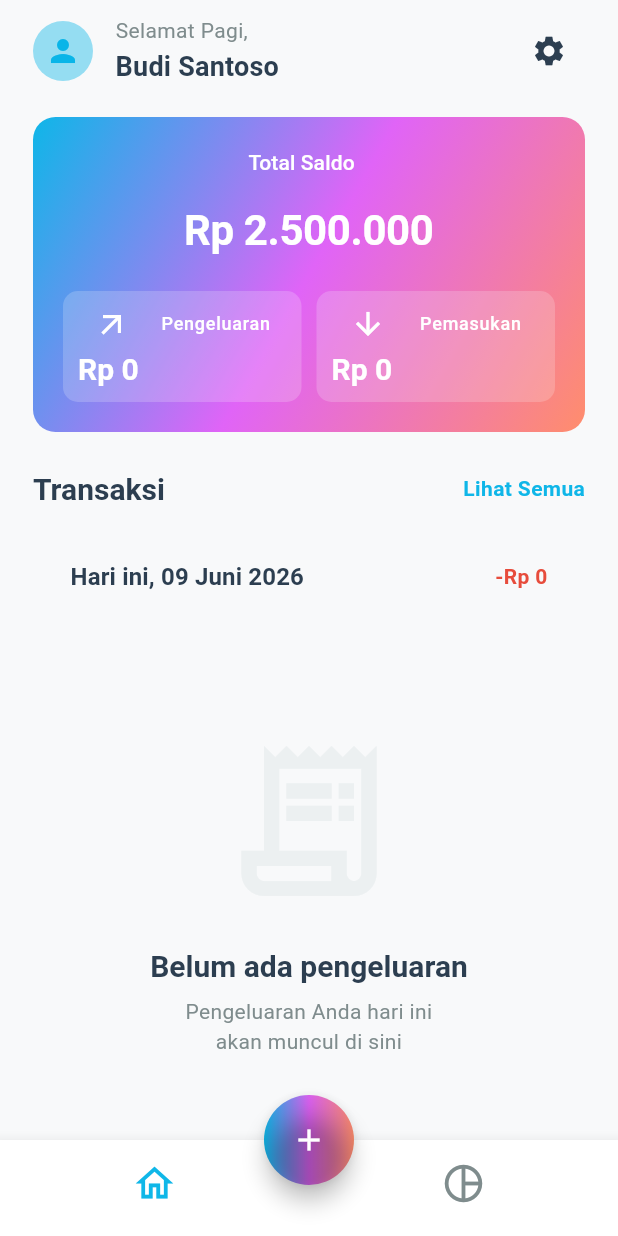
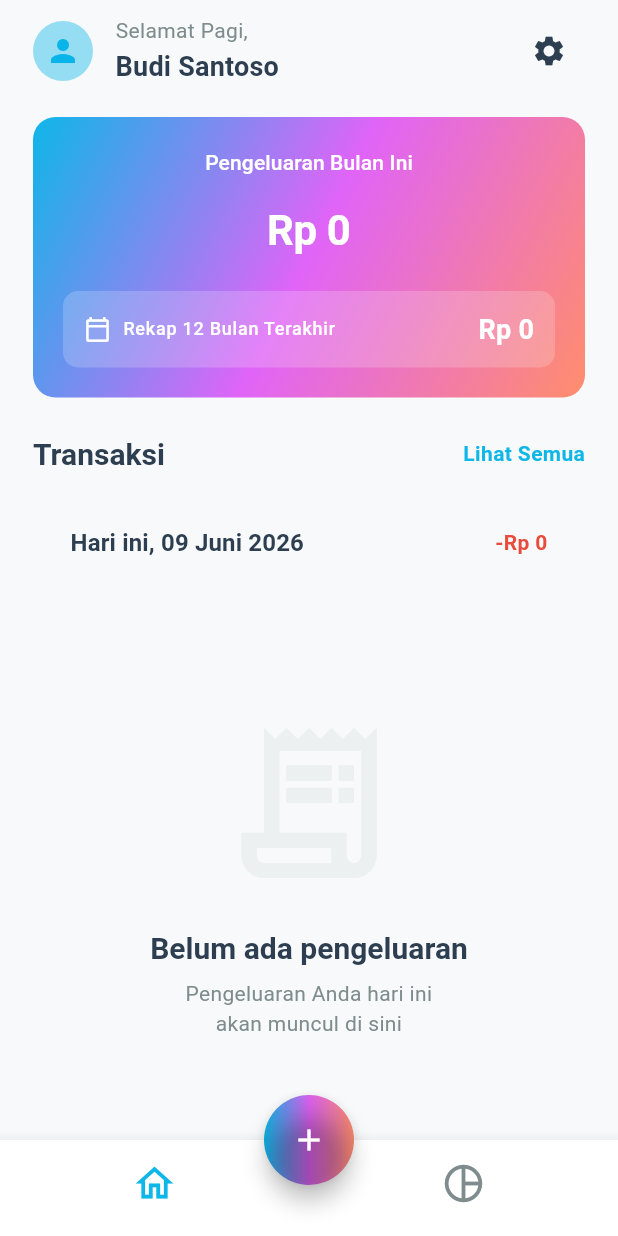
Before and after one commit to krisnaCIHUUUY/aplikasi_catatan_pengeluaran, a Flutter app: the screen it shows after launch, on a phone screen of 412 x 824 dp. Run offline on Flutter 3.47's test engine with Material 3 defaults, Android fonts, the phone set to English and light mode, and no system bars; our stand-ins replace cloud_firestore, firebase_core, fl_chart, flutter_bloc, go_router, toggle_switch; accounts and stored records are empty; generated files the repository leaves out were written again.

Commit message:
feat: SummaryCard tampilkan total pengeluaran bulan ini + rekap 12 bulan
- summary_card: hapus Saldo & Pemasukan hardcode; tampilkan pengeluaran
  bulan ini sebagai angka utama dan rekap 12 bulan terakhir sebagai
  stat sekunder
- home_screen: hitung monthlyTotal (bulan berjalan) & yearlyTotal
  (rolling 12 bulan) dari data yang sudah dimuat, tanpa query baru
- add_expense: ubah hint amount "$0" menjadi "Rp 0"

Co-Authored-By: Claude Opus 4.8 <noreply@anthropic.com>

```diff
--- a/expense_tracker_app/lib/screens/add_expense_page.dart
+++ b/expense_tracker_app/lib/screens/add_expense_page.dart
@@ -494,7 +494,7 @@ class _AddExpensePageState extends State<AddExpensePage> {
       keyboardType: TextInputType.number,
       style: textTheme.displayLarge?.copyWith(color: AppColors.textPrimary),
       decoration: InputDecoration(
-        hintText: "\$0",
+        hintText: "Rp 0",
         hintStyle: textTheme.displayLarge?.copyWith(
           color: AppColors.textSecondary.withValues(alpha: 0.5),
         ),
--- a/expense_tracker_app/lib/screens/home_screen.dart
+++ b/expense_tracker_app/lib/screens/home_screen.dart
@@ -38,19 +38,36 @@ class _HomeScreenState extends State<HomeScreen> {
         builder: (context, state) {
           List<Expense> allExpenses = [];
           List<Expense> todayExpenses = [];
-          double totalExpenses = 0.0;
+          double monthlyTotal = 0.0;
+          double yearlyTotal = 0.0;
 
           if (state is ExpenseLoaded) {
             allExpenses = state.expenses;
-            totalExpenses = state.totalAmount;
+
+            final today = DateTime.now();
 
             // Filter today's expenses
-            final today = DateTime.now();
             todayExpenses = allExpenses.where((expense) {
               return expense.date.year == today.year &&
                   expense.date.month == today.month &&
                   expense.date.day == today.day;
             }).toList();
+
+            // Total pengeluaran bulan kalender berjalan
+            monthlyTotal = allExpenses
+                .where(
+                  (e) =>
+                      e.date.year == today.year &&
+                      e.date.month == today.month,
+                )
+                .fold<double>(0.0, (sum, e) => sum + e.amount);
+
+            // Rekap 12 bulan terakhir (rolling): sejak tanggal yang sama
+            // satu tahun lalu hingga sekarang.
+            final cutoff = DateTime(today.year - 1, today.month, today.day);
+            yearlyTotal = allExpenses
+                .where((e) => e.date.isAfter(cutoff))
+                .fold<double>(0.0, (sum, e) => sum + e.amount);
           }
 
           return CustomScrollView(
@@ -106,9 +123,8 @@ class _HomeScreenState extends State<HomeScreen> {
               // 2. Summary Card
               SliverToBoxAdapter(
                 child: SummaryCard(
-                  saldo: 2500000.0,
-                  pengeluaran: totalExpenses,
-                  pemasukan: 0.0,
+                  monthlyTotal: monthlyTotal,
+                  yearlyTotal: yearlyTotal,
                 ),
               ),
 
--- a/expense_tracker_app/lib/widgets/summary_card.dart
+++ b/expense_tracker_app/lib/widgets/summary_card.dart
@@ -3,32 +3,31 @@ import 'package:flutter/material.dart';
 import 'package:intl/intl.dart';
 
 class SummaryCard extends StatelessWidget {
-  final double saldo;
-  final double pengeluaran;
-  final double pemasukan;
+  final double monthlyTotal; // pengeluaran bulan kalender berjalan
+  final double yearlyTotal; // pengeluaran 12 bulan terakhir (rolling)
   const SummaryCard({
     super.key,
-    required this.saldo,
-    required this.pengeluaran,
-    required this.pemasukan,
+    required this.monthlyTotal,
+    required this.yearlyTotal,
   });
+
+  static final _currencyFormat = NumberFormat.currency(
+    locale: 'id_ID',
+    symbol: 'Rp ',
+    decimalDigits: 0,
+  );
 
   @override
   Widget build(BuildContext context) {
     final textTheme = Theme.of(context).textTheme;
 
-    // final percentage = saldo > 0 ? (pengeluaran / saldo) * 100 : 0.0;
-
-    final remainingSaldo = saldo - pengeluaran;
-
     return Padding(
       padding: const EdgeInsets.symmetric(horizontal: 22.0),
       child: Container(
-        padding: EdgeInsets.all(20),
+        padding: const EdgeInsets.all(20),
         width: double.infinity,
         decoration: BoxDecoration(
-          // color: AppColors.primary,
-          gradient: LinearGradient(
+          gradient: const LinearGradient(
             colors: [
               AppColors.primary,
               AppColors.secondary,
@@ -42,115 +41,57 @@ class SummaryCard extends StatelessWidget {
         child: Column(
           crossAxisAlignment: CrossAxisAlignment.center,
           children: [
-            Row(
-              mainAxisAlignment: MainAxisAlignment.center,
-              children: [
             Text(
-                  "Total Saldo",
+              "Pengeluaran Bulan Ini",
               style: textTheme.titleSmall?.copyWith(color: Colors.white),
             ),
-                SizedBox(width: 10),
-                // Icon(Icons.money_rounded, color: Colors.white),
-              ],
-            ),
-
-            SizedBox(height: 20),
+            const SizedBox(height: 20),
             Text(
-              NumberFormat.currency(
-                locale: 'id_ID',
-                symbol: 'Rp ',
-                decimalDigits: 0,
-              ).format(remainingSaldo),
+              _currencyFormat.format(monthlyTotal),
               style: textTheme.displayLarge?.copyWith(
                 color: Colors.white,
                 fontWeight: FontWeight.bold,
               ),
             ),
-            SizedBox(height: 25),
-            Row(
-              spacing: 10,
-              children: [
-                Expanded(
-                  child: Container(
-                    padding: EdgeInsets.symmetric(vertical: 10),
+            const SizedBox(height: 25),
+            Container(
+              width: double.infinity,
+              padding: const EdgeInsets.symmetric(
+                horizontal: 14,
+                vertical: 12,
+              ),
               decoration: BoxDecoration(
                 borderRadius: BorderRadius.circular(10),
                 color: AppColors.background.withValues(alpha: 0.2),
               ),
-                    child: Column(
-                      crossAxisAlignment: CrossAxisAlignment.start,
+              child: Row(
+                mainAxisAlignment: MainAxisAlignment.spaceBetween,
                 children: [
                   Row(
-                          mainAxisAlignment: MainAxisAlignment.spaceEvenly,
                     children: [
-                            Icon(Icons.arrow_outward, color: Colors.white),
+                      const Icon(
+                        Icons.calendar_today_outlined,
+                        color: Colors.white,
+                        size: 18,
+                      ),
+                      const SizedBox(width: 8),
                       Text(
-                              "Pengeluaran",
+                        "Rekap 12 Bulan Terakhir",
                         style: textTheme.labelMedium?.copyWith(
                           color: Colors.white,
                         ),
                       ),
                     ],
                   ),
-                        SizedBox(height: 5),
-                        Padding(
-                          padding: const EdgeInsets.only(left: 10),
-                          child: Text(
-                            NumberFormat.currency(
-                              locale: 'id_ID',
-                              symbol: 'Rp ',
-                              decimalDigits: 0,
-                            ).format(pengeluaran),
-                            style: textTheme.titleLarge?.copyWith(
+                  Text(
+                    _currencyFormat.format(yearlyTotal),
+                    style: textTheme.titleMedium?.copyWith(
                       color: Colors.white,
-                            ),
+                      fontWeight: FontWeight.w600,
                     ),
                   ),
                 ],
               ),
-                  ),
-                ),
-                Expanded(
-                  child: Container(
-                    padding: EdgeInsets.symmetric(vertical: 10),
-                    decoration: BoxDecoration(
-                      borderRadius: BorderRadius.circular(10),
-                      color: AppColors.background.withValues(alpha: 0.2),
-                    ),
-                    child: Column(
-                      crossAxisAlignment: CrossAxisAlignment.start,
-                      children: [
-                        Row(
-                          mainAxisAlignment: MainAxisAlignment.spaceEvenly,
-                          children: [
-                            Icon(Icons.arrow_downward, color: Colors.white),
-                            Text(
-                              "Pemasukan",
-                              style: textTheme.labelMedium?.copyWith(
-                                color: Colors.white,
-                              ),
-                            ),
-                          ],
-                        ),
-                        SizedBox(height: 5),
-                        Padding(
-                          padding: const EdgeInsets.only(left: 10),
-                          child: Text(
-                            NumberFormat.currency(
-                              locale: 'id_ID',
-                              symbol: 'Rp ',
-                              decimalDigits: 0,
-                            ).format(pemasukan),
-                            style: textTheme.titleLarge?.copyWith(
-                              color: Colors.white,
-                            ),
-                          ),
-                        ),
-                      ],
-                    ),
-                  ),
-                ),
-              ],
             ),
           ],
         ),
```
Lines whose indentation alone changed are shown as unchanged.
